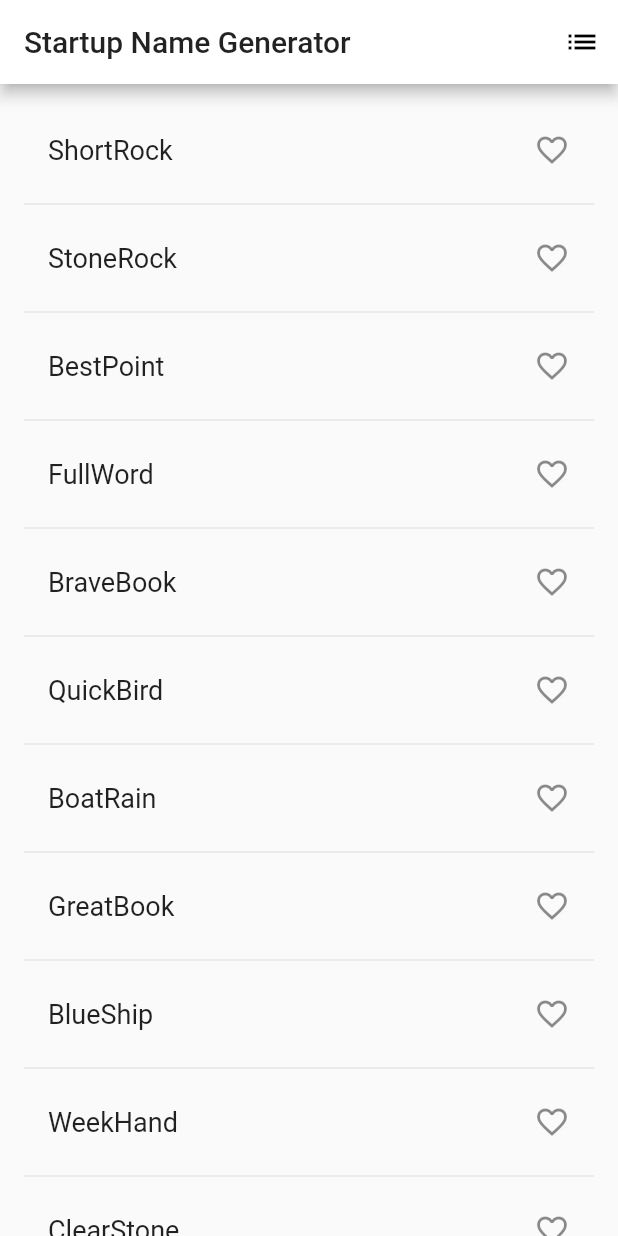
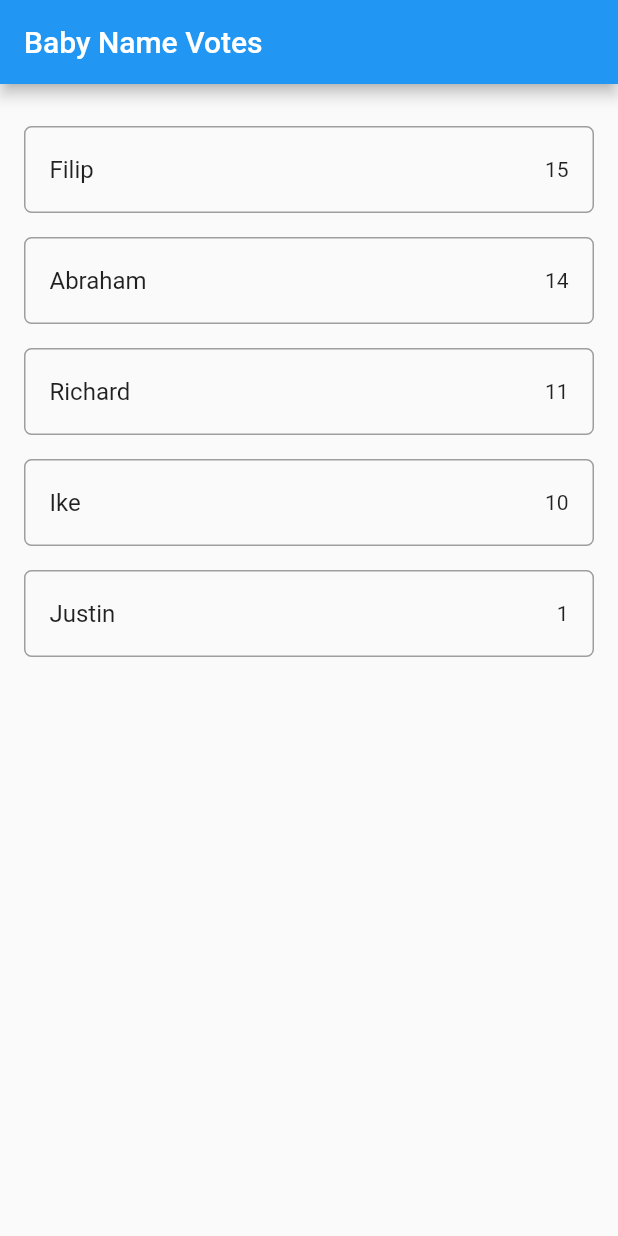
Before and after one commit to shotaro427/MyFirstFlutterApp, a Flutter app: the screen it shows after launch, on a phone screen of 412 x 824 dp. Run offline on Flutter 3.47's test engine with Material 2 defaults, Android fonts, the phone set to English and light mode, and no system bars; our stand-ins replace cloud_firestore; accounts and stored records are empty.

Commit message:
change app

```diff
--- a/lib/main.dart
+++ b/lib/main.dart
@@ -1,113 +1,95 @@
-import 'dart:ffi';
+// ignore: avoid_web_libraries_in_flutt
 
+import 'package:cloud_firestore/cloud_firestore.dart';
 import 'package:flutter/material.dart';
-import 'package:english_words/english_words.dart';
 
 void main() => runApp(MyApp());
+
+final dummySnapshot = [
+  {"name": "Filip", "votes": 15},
+  {"name": "Abraham", "votes": 14},
+  {"name": "Richard", "votes": 11},
+  {"name": "Ike", "votes": 10},
+  {"name": "Justin", "votes": 1},
+];
 
 class MyApp extends StatelessWidget {
   @override
   Widget build(BuildContext context) {
     // TODO: implement build
     return MaterialApp(
-      title: "Startup Name Generator",
-      theme: ThemeData(
-        primaryColor: Colors.white
-      ),
-      home: RandomWords(),
+      title: "Baby Names",
+      home: MyHomePage(),
     );
   }
 }
 
-class RandomWordsState extends State<RandomWords> {
-  final List<WordPair> _suggestions = <WordPair>[];
-  final Set<WordPair> _saved = Set<WordPair>();
-  final TextStyle _biggerFont = const TextStyle(fontSize: 18.0);
-  // TODO Add build() method
+class MyHomePage extends StatefulWidget {
+  @override
+  _MyHomePageState createState() {
+    return _MyHomePageState();
+  }
+}
+
+class _MyHomePageState extends State<MyHomePage> {
   @override
   Widget build(BuildContext context) {
     // TODO: implement build
     return Scaffold(
-      appBar: AppBar(
-        title: Text("Startup Name Generator"),
-        actions: <Widget>[
-          IconButton(icon: Icon(Icons.list), onPressed: _pushSaved),
-        ],
-      ),
-      body: _buildSuggestions(),
+      appBar: AppBar(title: Text("Baby Name Votes")),
+      body: _buildBody(context),
     );
   }
 
-  Widget _buildSuggestions() {
-    return ListView.builder(
-      padding: const EdgeInsets.all(16.0),
-      itemBuilder: /*1*/ (context, i) {
-       if (i.isOdd) return Divider(); /*2*/
-
-        final index = i ~/ 2; /*3*/
-        if (index >= _suggestions.length) {
-          _suggestions.addAll(generateWordPairs().take(10)); /*4*/
-        }
-        return _buildRow(_suggestions[index]);
-    });
+  Widget _buildBody(BuildContext context) {
+    return _buildList(context, dummySnapshot);
   }
 
-  Widget _buildRow(WordPair pair) {
-    final bool alreadySaved = _saved.contains(pair);
-    return ListTile(
-      title: Text(
-        pair.asPascalCase,
-        style: _biggerFont,
-      ),
-      trailing: Icon(
-        alreadySaved ? Icons.favorite : Icons.favorite_border,
-        color: alreadySaved ? Colors.red : null,
-      ),
-      onTap: () {
-        setState(() {
-          if (alreadySaved) {
-            _saved.remove(pair);
-          } else {
-            _saved.add(pair);
-          }
-        });
-      },
+  Widget _buildList(BuildContext context, List<Map> snapshot) {
+    return ListView(
+    padding: const EdgeInsets.only(top: 20.0),
+    children: snapshot.map((data) => _buildListItem(context, data)).toList(),
     );
   }
 
-  void _pushSaved() {
-    Navigator.of(context).push(
-      MaterialPageRoute<Void>(
-        builder: (BuildContext context) {
-          final Iterable<ListTile> tiles = _saved.map(
-              (WordPair pair) {
-                return ListTile(
-                  title: Text(
-                    pair.asPascalCase,
-                    style: _biggerFont,
-                  ),
-                );
-              }
-          );
-          final List<Widget> divided = ListTile
-            .divideTiles(
-                context: context,
-                tiles: tiles,
-            ).toList();
+  Widget _buildListItem(BuildContext context, Map data) {
+    final record = Record.fromMap(data);
 
-          return Scaffold(
-            appBar: AppBar(
-              title: Text("Saved Suggestions")
-            ),
-            body: ListView(children: divided),
-          );
-        },
+    return Padding(
+      key: ValueKey(record.name),
+      padding: const EdgeInsets.symmetric(horizontal: 16.0, vertical: 8.0),
+      child: Container(
+        decoration: BoxDecoration(
+          border: Border.all(color: Colors.grey),
+          borderRadius: BorderRadius.circular(5.0),
+        ),
+        child: ListTile(
+          title: Text(record.name),
+          trailing: Text(record.votes.toString()),
+          onTap: () => print(record),
+        ),
       ),
     );
   }
 }
 
-class RandomWords extends StatefulWidget {
+class Record {
+  final String name;
+  final int votes;
+  final DocumentReference reference;
+
+  Record.fromMap(Map<String, dynamic> map, {this.reference})
+    : assert(map['name'] != null),
+      assert(map['votes'] != null),
+      name = map['name'],
+      votes = map['votes'];
+
+  Record.fromSnapshot(DocumentSnapshot snapshot)
+    : this.fromMap(snapshot.data, reference: snapshot.reference);
+
   @override
-  RandomWordsState createState() => RandomWordsState();
+  String toString() {
+    // TODO: implement toString
+    return "Record<$name:$votes>";
+  }
 }
--- a/pubspec.yaml
+++ b/pubspec.yaml
@@ -24,6 +24,7 @@ dependencies:
   # Use with the CupertinoIcons class for iOS style icons.
   cupertino_icons: ^0.1.2
   english_words: ^3.1.0
+  cloud_firestore: ^0.11.0+1
 
 dev_dependencies:
   flutter_test:
```
Also changed, not shown: pubspec.lock, 3 other files.
